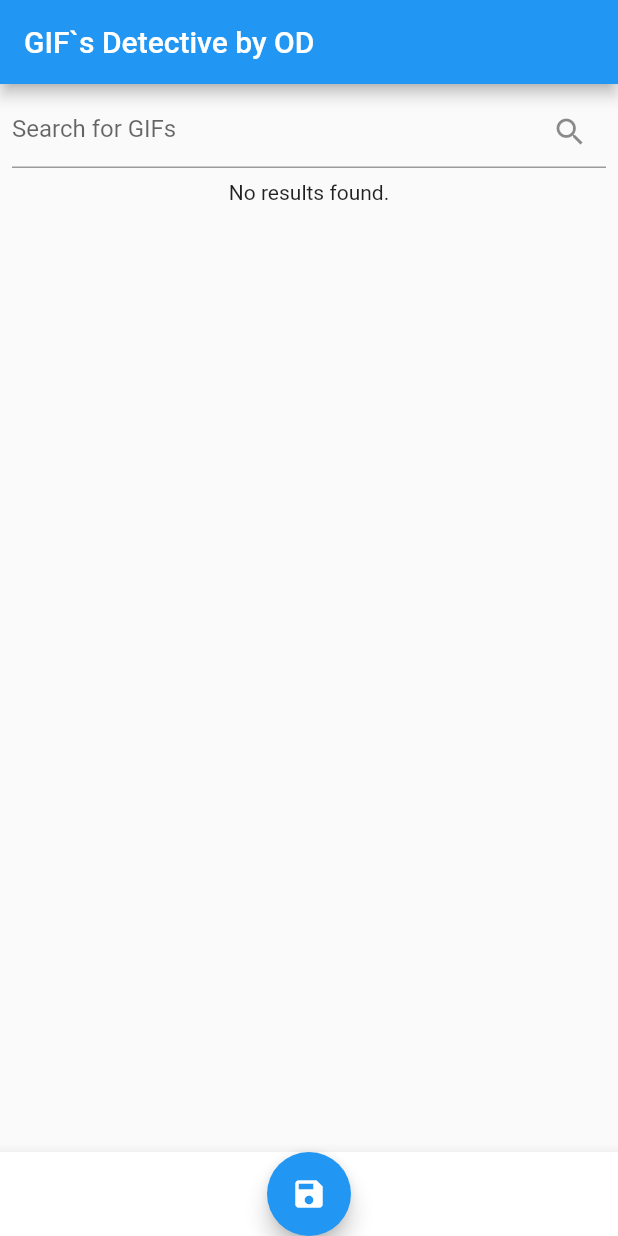
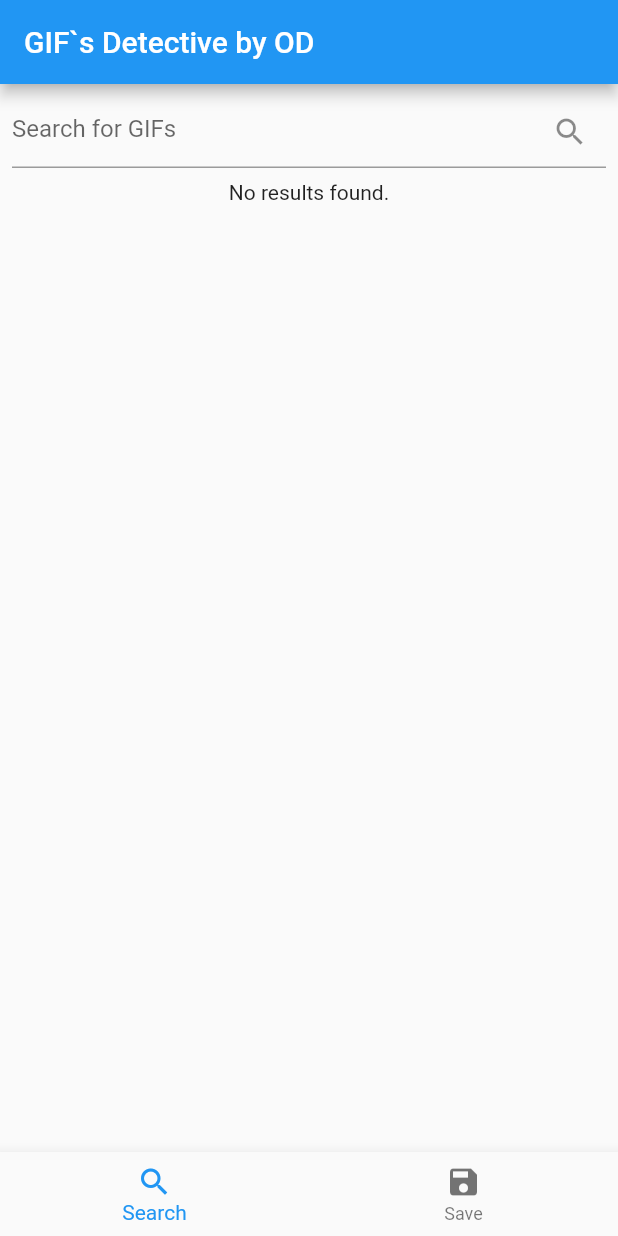
Before and after one commit to ElijahOd/gif_detective, a Flutter app: the screen it shows after launch, on a phone screen of 412 x 824 dp. Run offline on Flutter 3.47's test engine with Material 2 defaults, Android fonts, the phone set to English and light mode, and no system bars; our stand-ins replace share_plus.

Commit message:
Update main.dart

```diff
--- a/lib/main.dart
+++ b/lib/main.dart
@@ -4,8 +4,20 @@ import 'package:flutterfunmemes/save.dart';
 
 void main() => runApp(const MyApp());
 
-class MyApp extends StatelessWidget {
-  const MyApp({super.key});
+class MyApp extends StatefulWidget {
+  const MyApp({Key? key}) : super(key: key);
+
+  @override
+  _MyAppState createState() => _MyAppState();
+}
+
+class _MyAppState extends State<MyApp> {
+  int _currentIndex = 0;
+
+  final List<Widget> _screens = [
+    const GifSearchWidget(),
+    const SavesPage(),
+  ];
 
   @override
   Widget build(BuildContext context) {
@@ -13,16 +25,25 @@ class MyApp extends StatelessWidget {
       title: 'Flutter Fun Memes',
       home: Scaffold(
         appBar: AppBar(title: const Text('GIF`s Detective by OD')),
-        bottomNavigationBar: BottomAppBar(
-          child: FloatingActionButton(
-            backgroundColor: Colors.blue,
-            child: const Icon(Icons.save),
-            onPressed: () {
-              // Handle home button pressed
-            },
-          ),
+        bottomNavigationBar: BottomNavigationBar(
+          currentIndex: _currentIndex,
+          onTap: (index) {
+            setState(() {
+              _currentIndex = index;
+            });
+          },
+          items: const [
+            BottomNavigationBarItem(
+              icon: Icon(Icons.search),
+              label: 'Search',
+            ),
+            BottomNavigationBarItem(
+              icon: Icon(Icons.save),
+              label: 'Save',
+            ),
+          ],
         ),
-        body: const GifSearchWidget(),
+        body: _screens[_currentIndex],
       ),
     );
   }
```
